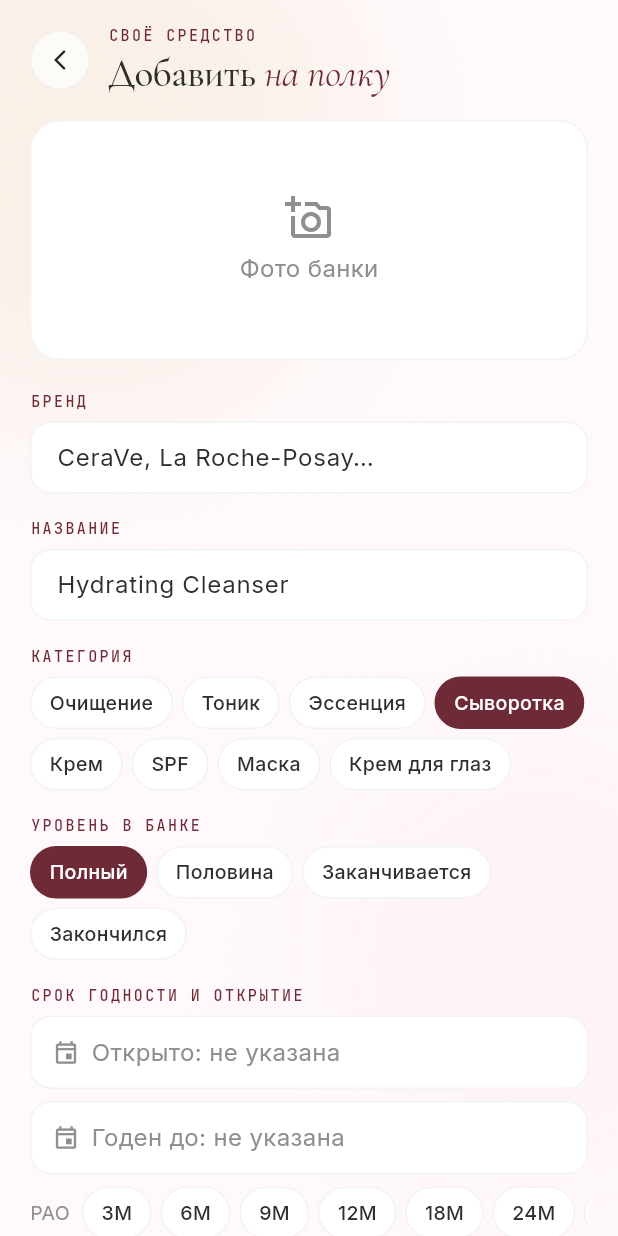
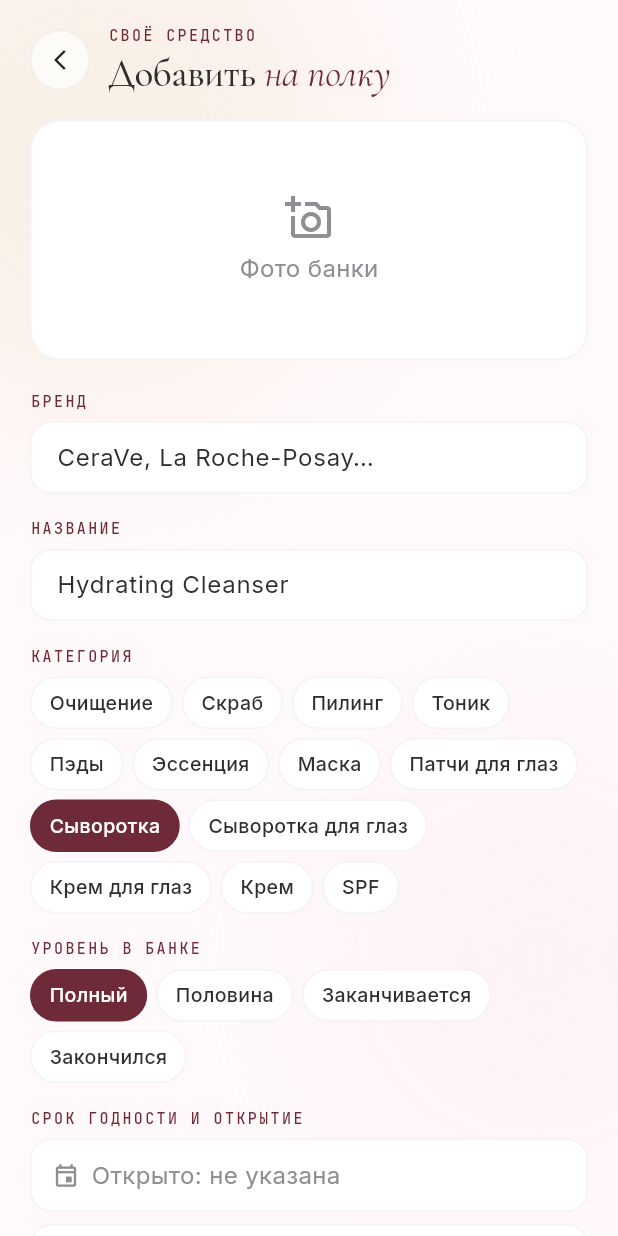
Before and after one commit to Minlibay/MySkin, a Flutter app: the AddCustomProductScreen screen opened directly with empty values, on a phone screen of 412 x 824 dp. Run offline on Flutter 3.47's test engine with Material 3 defaults, Android fonts, the phone set to English and light mode, and no system bars; our stand-ins replace camera, dio, flutter_local_notifications, flutter_riverpod, flutter_secure_storage, flutter_timezone and 4 more; missing offline and left inert: app_settings, google_mlkit_face_detection; accounts and stored records are empty.

Commit message:
Catalog: add scrub, peeling, pad, eye_patch and eye_serum kinds
Eight kinds wasn't covering enough of a real skincare shelf — pads,
scrubs, peels, eye patches and eye serums kept ending up
misclassified or skipped. New canonical IDs:

  scrub      — Скраб
  peeling    — Пилинг
  pad        — Пэды (toner-soaked pads)
  eye_patch  — Патчи для глаз
  eye_serum  — Сыворотка для глаз

Updated:
  - admin and partner submission forms
  - backend partner-submission whitelist
  - _stepOrder for routine generation (sparse numbering so future
    kinds can slot in without renumbering)
  - mobile kindLabel, shelf routine sheet, custom-product add screen,
    catalog filter chips

Co-Authored-By: Claude Opus 4.7 <noreply@anthropic.com>

```diff
--- a/lib/features/catalog/domain/product.dart
+++ b/lib/features/catalog/domain/product.dart
@@ -228,13 +228,18 @@ class Product {
 
   String get kindLabel => switch (kind) {
         'cleanser' => 'Очищение',
+        'scrub' => 'Скраб',
+        'peeling' => 'Пилинг',
         'toner' => 'Тоник',
+        'pad' => 'Пэды',
         'essence' => 'Эссенция',
+        'mask' => 'Маска',
+        'eye_patch' => 'Патчи для глаз',
         'serum' => 'Сыворотка',
+        'eye_serum' => 'Сыворотка для глаз',
+        'eye_cream' => 'Крем для глаз',
         'moisturizer' => 'Крем',
         'spf' => 'Защита SPF',
-        'mask' => 'Маска',
-        'eye_cream' => 'Крем для глаз',
         _ => kind,
       };
 }
--- a/lib/features/catalog/presentation/add_custom_product_screen.dart
+++ b/lib/features/catalog/presentation/add_custom_product_screen.dart
@@ -47,13 +47,18 @@ class _AddCustomProductScreenState
 
   static const _kinds = <(String, String)>[
     ('cleanser', 'Очищение'),
+    ('scrub', 'Скраб'),
+    ('peeling', 'Пилинг'),
     ('toner', 'Тоник'),
+    ('pad', 'Пэды'),
     ('essence', 'Эссенция'),
+    ('mask', 'Маска'),
+    ('eye_patch', 'Патчи для глаз'),
     ('serum', 'Сыворотка'),
+    ('eye_serum', 'Сыворотка для глаз'),
+    ('eye_cream', 'Крем для глаз'),
     ('moisturizer', 'Крем'),
     ('spf', 'SPF'),
-    ('mask', 'Маска'),
-    ('eye_cream', 'Крем для глаз'),
   ];
 
   static const _paoOptions = <int>[3, 6, 9, 12, 18, 24, 36];
--- a/lib/features/catalog/presentation/catalog_screen.dart
+++ b/lib/features/catalog/presentation/catalog_screen.dart
@@ -208,6 +208,14 @@ class _Filters extends StatelessWidget {
     ('moisturizer', 'Крем'),
     ('spf', 'SPF'),
     ('essence', 'Эссенция'),
+    ('mask', 'Маска'),
+    ('eye_cream', 'Крем для глаз'),
+    ('eye_patch', 'Патчи для глаз'),
+    ('eye_serum', 'Сыворотка для глаз'),
+    ('toner', 'Тоник'),
+    ('pad', 'Пэды'),
+    ('scrub', 'Скраб'),
+    ('peeling', 'Пилинг'),
   ];
 
   static const _concerns = [
--- a/lib/features/catalog/presentation/shelf_screen.dart
+++ b/lib/features/catalog/presentation/shelf_screen.dart
@@ -648,13 +648,18 @@ class _RoutinePreviewSheet extends StatelessWidget {
 
   static const _kindLabel = {
     'cleanser': 'Очищение',
+    'scrub': 'Скраб',
+    'peeling': 'Пилинг',
     'toner': 'Тоник',
+    'pad': 'Пэды',
     'essence': 'Эссенция',
+    'mask': 'Маска',
+    'eye_patch': 'Патчи для глаз',
     'serum': 'Сыворотка',
+    'eye_serum': 'Сыворотка для глаз',
+    'eye_cream': 'Крем для глаз',
     'moisturizer': 'Крем',
     'spf': 'SPF',
-    'mask': 'Маска',
-    'eye_cream': 'Крем для глаз',
   };
 
   @override
```
Also changed, not shown: backend/lib/handlers.dart (+21 -9 lines), 2 other files.
